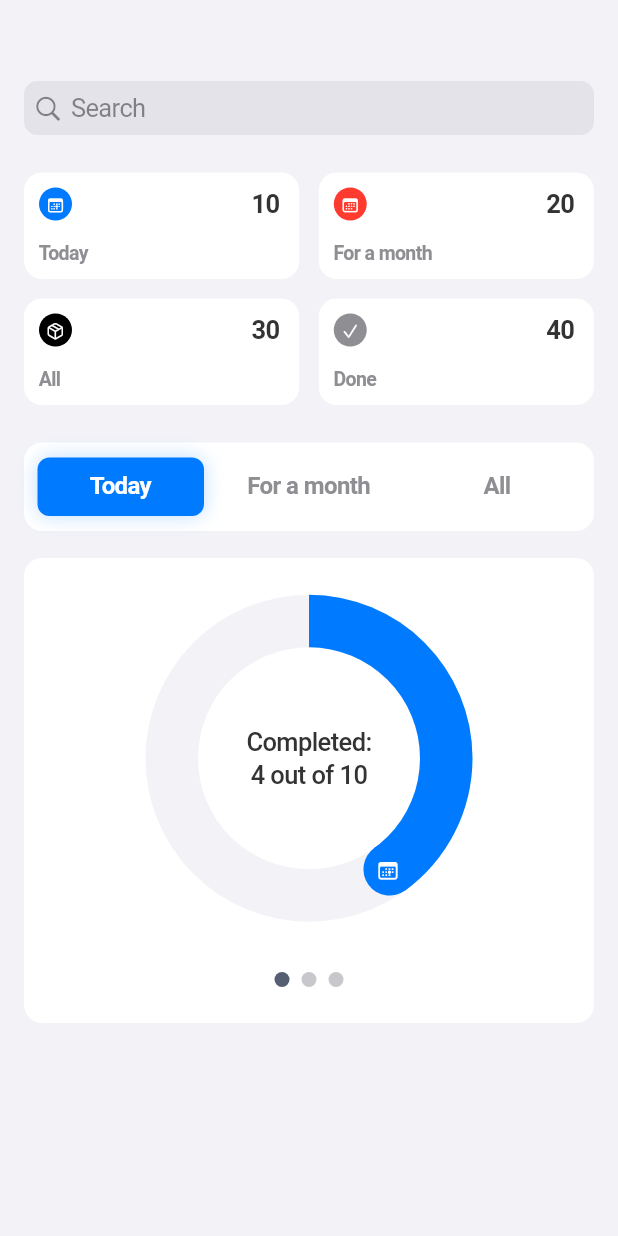
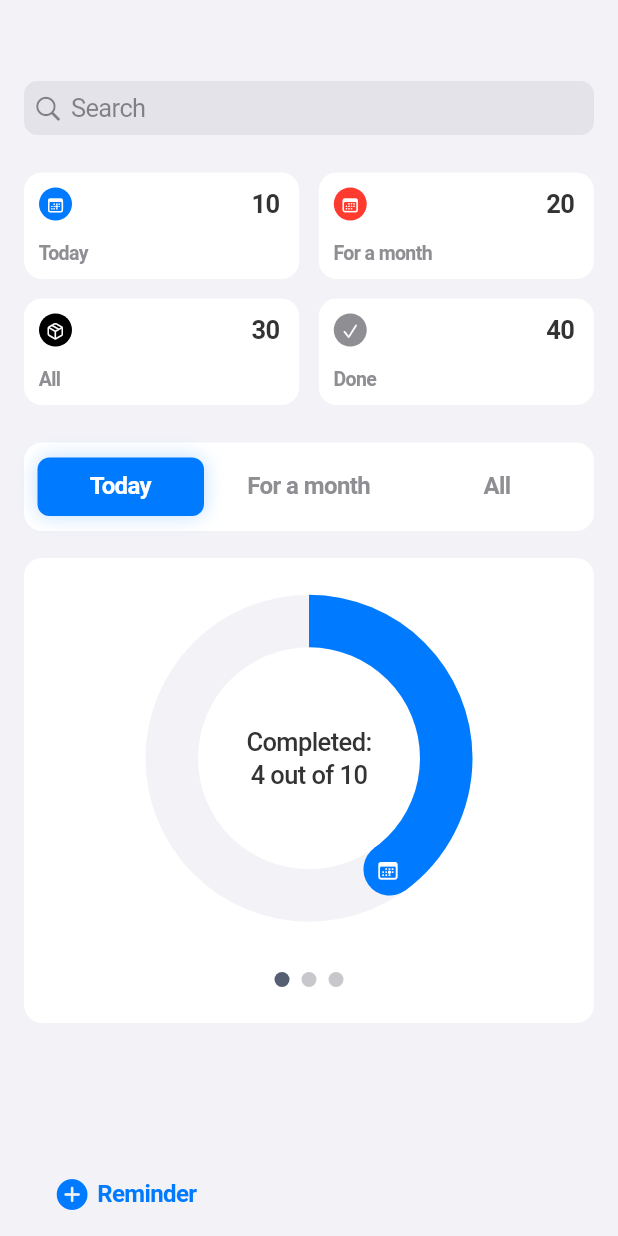
Before and after one commit to Rollfreeze/reminder_lite_flutter, a Flutter app: the screen it shows after launch, on a phone screen of 412 x 824 dp. Run offline on Flutter 3.47's test engine with Material 3 defaults, Android fonts, the phone set to English and light mode, and no system bars; our stand-ins replace bloc, flutter_bloc, freezed_annotation, go_router; generated files the repository leaves out were written again.

Commit message:
feat: AddReminderButton

```diff
--- /dev/null
+++ b/reminder_lite/lib/core/widgets/add_reminder_button.dart
@@ -0,0 +1,33 @@
+import 'package:flutter/cupertino.dart';
+import 'package:reminder_lite/core/services/localization_service.dart';
+import 'package:reminder_lite/core/style/app_colors.dart';
+import 'package:reminder_lite/core/style/app_typo.dart';
+
+class AddReminderButton extends StatelessWidget {
+  final VoidCallback onPressed;
+
+  const AddReminderButton({
+    super.key,
+    required this.onPressed,
+  });
+
+  @override
+  Widget build(BuildContext context) {
+    return CupertinoButton(
+      onPressed: onPressed,
+      child: Row(
+        mainAxisSize: MainAxisSize.min,
+        children: [
+          const Icon(CupertinoIcons.add_circled_solid, size: 24),
+          const SizedBox(width: 5),
+          Text(
+            LocalizationService.locale.reminder,
+            style: AppTypo.semibold16.copyWith(
+              color: AppColors.primary,
+            ),
+          ),
+        ],
+      ),
+    );
+  }
+}
--- a/reminder_lite/lib/features/home/pages/home_page.dart
+++ b/reminder_lite/lib/features/home/pages/home_page.dart
@@ -1,5 +1,6 @@
 import 'package:flutter/cupertino.dart';
 import 'package:reminder_lite/core/style/app_colors.dart';
+import 'package:reminder_lite/core/widgets/add_reminder_button.dart';
 import 'package:reminder_lite/features/home/widgets/categories_section/categories_section.dart';
 import 'package:reminder_lite/features/home/widgets/progress_section/progress_section.dart';
 
@@ -18,6 +19,11 @@ class HomePage extends StatelessWidget {
       child: SafeArea(
         child: Padding(
           padding: const EdgeInsets.symmetric(horizontal: 16),
+          child: Column(
+            mainAxisAlignment: MainAxisAlignment.spaceBetween,
+            crossAxisAlignment: CrossAxisAlignment.start,
+            children: [
+              Expanded(
                 child: ListView(
                   children: const [
                     SizedBox(height: 10),
@@ -29,6 +35,12 @@ class HomePage extends StatelessWidget {
                   ],
                 ),
               ),
+              AddReminderButton(
+                onPressed: () {},
+              ),
+            ],
+          ),
+        ),
       ),
     );
   }
```
Lines whose indentation alone changed are shown as unchanged.
